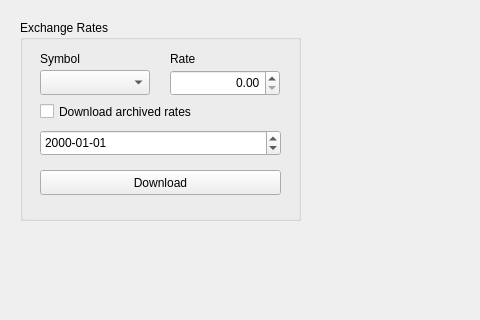
Qt form Widget/MainWidget.ui (wslowinski/QtFinance) before a commit; both pictures show x 0 to 480 and y 0 to 320 of the 802 by 591 pixel window.
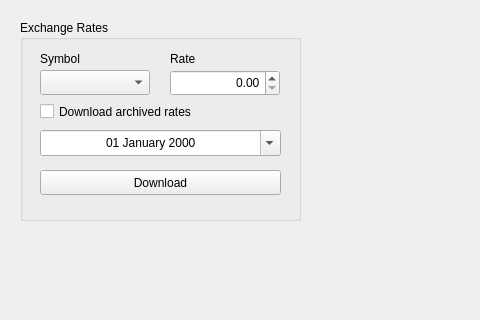
The same form after that commit.

```diff
--- a/Widget/MainWidget.ui
+++ b/Widget/MainWidget.ui
@@ -109,11 +109,20 @@
       <height>26</height>
      </rect>
     </property>
+    <property name="locale">
+     <locale language="English" country="UnitedStates"/>
+    </property>
+    <property name="alignment">
+     <set>Qt::AlignCenter</set>
+    </property>
     <property name="currentSection">
      <enum>QDateTimeEdit::YearSection</enum>
     </property>
     <property name="displayFormat">
-     <string>yyyy-MM-dd</string>
+     <string>dd MMMM yyyy</string>
+    </property>
+    <property name="calendarPopup">
+     <bool>true</bool>
     </property>
    </widget>
   </widget>
```
Left out of the diff: 2 changed lines with no effect on the pictures.
